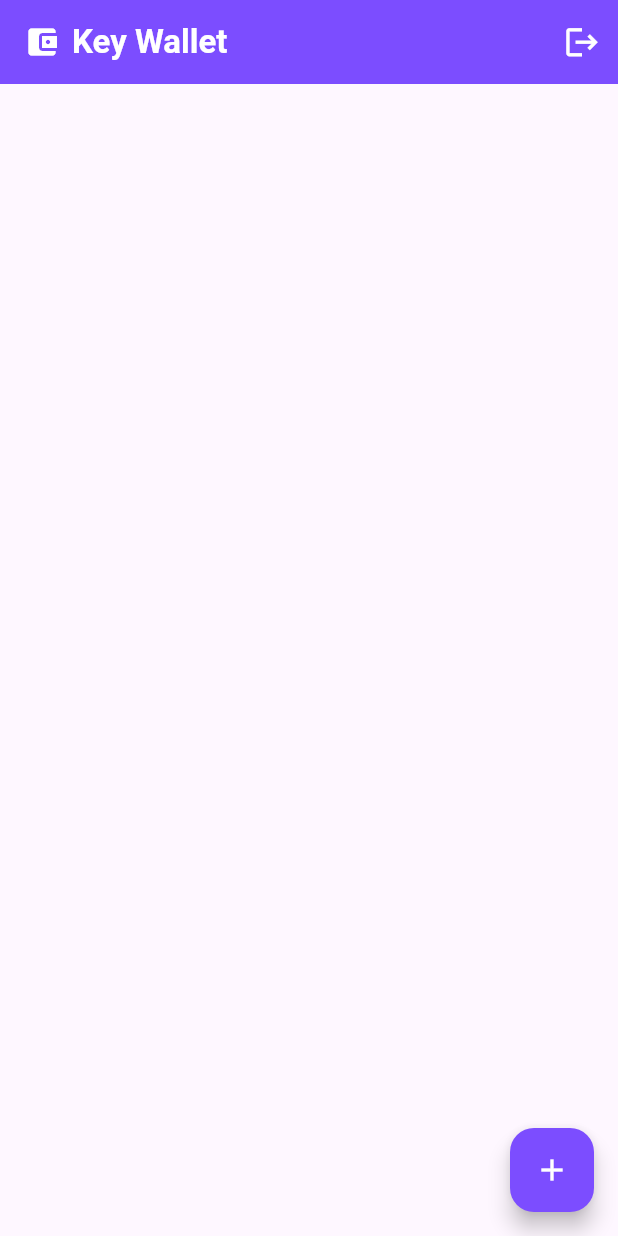
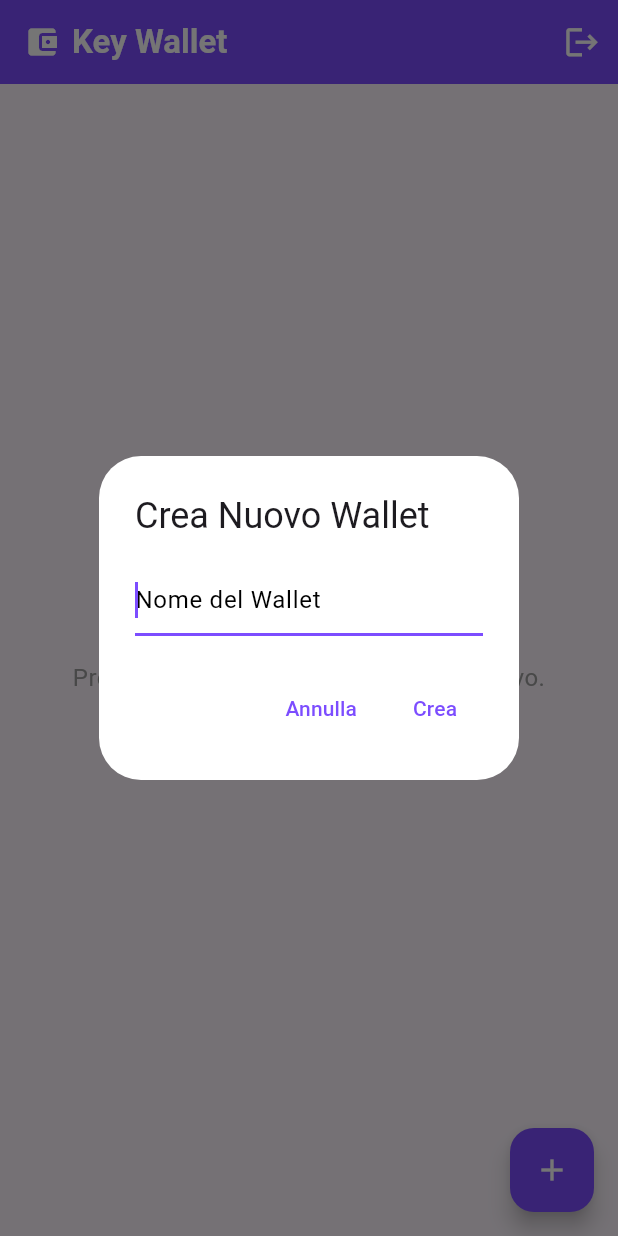
Before and after one commit to SerpenTaki/key_wallet_app, a Flutter app: the screen it shows once a user with an empty profile is signed in, after a tap on the "add" icon, on a phone screen of 412 x 824 dp. Run offline on Flutter 3.47's test engine with Material 3 defaults, Android fonts, the light colour scheme and no system bars; our stand-ins replace cloud_firestore, convert, firebase_auth, firebase_core, flutter_secure_storage; missing offline and left inert: pointycastle; accounts and stored records are empty; generated files the repository leaves out were written again.

Commit message:
refine di eccezioni, o errori, aggiunta la dialog per il nome

```diff
--- a/lib/providers/wallet_provider.dart
+++ b/lib/providers/wallet_provider.dart
@@ -8,24 +8,31 @@ import 'package:flutter_secure_storage/flutter_secure_storage.dart'; // Import p
 class WalletProvider with ChangeNotifier {
   final List<Wallet> _wallets = [];
   final FirebaseFirestore _firestore = FirebaseFirestore.instance;
-  final FlutterSecureStorage _secureStorage = const FlutterSecureStorage(); // Istanza di Secure Storage
+  final FlutterSecureStorage _secureStorage = const FlutterSecureStorage();
+
+  bool _isLoading = false; // Nuovo stato di caricamento
+  bool get isLoading => _isLoading; // Getter per lo stato di caricamento
 
   List<Wallet> get wallets => List.unmodifiable(_wallets);
 
   Future<void> fetchUserWallets(String userId) async {
     if (userId.isEmpty) {
       _wallets.clear();
+      _isLoading = false; // Assicurati che isLoading sia false anche qui
       notifyListeners();
       print("WalletProvider: Utente sloggato o ID utente vuoto, lista wallet pulita.");
       return;
     }
 
     print("WalletProvider: Inizio recupero wallets per l'utente: $userId");
+    _isLoading = true;
+    notifyListeners(); // Notifica che il caricamento è iniziato
+
     try {
       QuerySnapshot<Map<String, dynamic>> walletSnapshot = await _firestore
           .collection('wallets')
           .where('userId', isEqualTo: userId)
-          .orderBy('createdAt', descending: true) // Opzionale: ordina per data di creazione
+          .orderBy('createdAt', descending: true)
           .get();
 
       _wallets.clear();
@@ -41,33 +48,33 @@ class WalletProvider with ChangeNotifier {
         _wallets.add(Wallet.fromFirestore(doc));
       }
 
-      notifyListeners();
-      print("WalletProvider: Lista wallets aggiornata, ${wallets.length} wallets caricati in memoria.");
     } catch (e) {
       print("WalletProvider: Errore durante il recupero dei wallets da Firestore: $e");
-      _wallets.clear();
-      notifyListeners();
+      _wallets.clear(); // Pulisci in caso di errore
+    } finally {
+      _isLoading = false;
+      notifyListeners(); // Notifica che il caricamento è finito e i dati (o l'errore) sono pronti
+      print("WalletProvider: Lista wallets aggiornata, ${wallets.length} wallets caricati in memoria. Caricamento terminato.");
     }
   }
 
   Future<void> generateAndAddWallet(String userId, String walletName) async {
     if (userId.isEmpty) {
       print("WalletProvider: Impossibile generare wallet, userId vuoto.");
-      // Potresti voler lanciare un errore o notificare l'utente in modo appropriato
       return;
     }
     if (walletName.isEmpty) {
       print("WalletProvider: Impossibile generare wallet, nome del wallet vuoto.");
-      // Potresti voler lanciare un errore o notificare l'utente
       return;
     }
+    // Non modifichiamo isLoading qui, perché fetchUserWallets dovrebbe essere richiamato se necessario
+    // oppure la UI si aggiornerà aggiungendo direttamente il wallet.
+    // Se la creazione fosse molto lunga, potremmo aggiungere uno stato di "isCreating".
 
     print("WalletProvider: Inizio generazione nuovo wallet per l'utente $userId con nome: $walletName");
     try {
-      // 1. Chiamare Wallet.generateNew()
       Wallet tempWallet = await Wallet.generateNew(walletName);
 
-      // 2. Salvare la chiave privata in flutter_secure_storage.
       if (tempWallet.transientRawPrivateKey == null || tempWallet.transientRawPrivateKey!.isEmpty) {
         throw Exception("La chiave privata generata è nulla o vuota.");
       }
@@ -76,55 +83,46 @@ class WalletProvider with ChangeNotifier {
         value: tempWallet.transientRawPrivateKey,
       );
       print("WalletProvider: Chiave privata salvata in Secure Storage con identificatore: ${tempWallet.localKeyIdentifier}");
-
-      // È buona pratica cancellare la chiave privata dalla memoria dell'oggetto
-      // una volta salvata in modo sicuro.
       tempWallet.transientRawPrivateKey = null;
 
-      // 3. Salvare i metadati del wallet (SENZA chiave privata) in Firestore.
       Map<String, dynamic> walletDataForFirestore = {
         'userId': userId,
         'name': tempWallet.name,
         'publicKey': tempWallet.publicKey,
         'localKeyIdentifier': tempWallet.localKeyIdentifier,
         'algorithm': 'RSA',
-        'createdAt': FieldValue.serverTimestamp(), // Timestamp del server per la creazione
-        'backedUp': false, // Inizialmente, il backup non è stato fatto
+        'createdAt': FieldValue.serverTimestamp(),
+        'backedUp': false,
       };
 
       DocumentReference docRef = await _firestore.collection('wallets').add(walletDataForFirestore);
       print("WalletProvider: Metadati wallet salvati in Firestore con ID: ${docRef.id}");
 
-      // 4. Creare un'istanza finale di Wallet con l'ID di Firestore e aggiungerla alla lista locale.
-      // Usiamo i dati da tempWallet ma con l'ID corretto di Firestore.
       final Wallet finalWallet = Wallet(
-        id: docRef.id, // ID del documento Firestore
+        id: docRef.id,
         name: tempWallet.name,
         publicKey: tempWallet.publicKey,
         localKeyIdentifier: tempWallet.localKeyIdentifier,
-        // transientRawPrivateKey è già null
       );
 
-      _wallets.insert(0, finalWallet); // Aggiungi all'inizio della lista per vederlo subito
+      _wallets.insert(0, finalWallet);
       notifyListeners();
       print("WalletProvider: Wallet aggiunto con successo. ID: ${finalWallet.id}, Nome: ${finalWallet.name}");
 
     } catch (e) {
       print("WalletProvider: Errore durante la generazione e salvataggio del wallet: $e");
-      // Qui potresti voler informare l'utente dell'errore.
-      // Ad esempio, impostando uno stato di errore nel provider e mostrandolo nella UI.
     }
   }
 
-  // Metodo per eliminare un wallet (IMPLEMENTAZIONE FUTURA)
   Future<void> deleteWallet(BuildContext context, Wallet wallet) async {
     final bool confirmDelete = await showDialog(
       context: context,
       builder: (BuildContext dialogContext) {
+        // ... (codice del dialogo invariato) ...
         if (defaultTargetPlatform == TargetPlatform.iOS) {
           return CupertinoAlertDialog(
             title: const Text('Conferma Eliminazione'),
-            content: Text('Sei sicuro di voler eliminare il wallet \"${wallet.name}\"?'),
+            content: Text('Sei sicuro di voler eliminare il wallet "${wallet.name}"?'),
             actions: <Widget>[
               CupertinoDialogAction(
                 child: const Text('Annulla'),
@@ -140,7 +138,7 @@ class WalletProvider with ChangeNotifier {
         } else {
           return AlertDialog(
             title: const Text('Conferma Eliminazione'),
-            content: Text('Sei sicuro di voler eliminare il wallet \"${wallet.name}\"?'),
+            content: Text('Sei sicuro di voler eliminare il wallet "${wallet.name}"?'),
             actions: <Widget>[
               TextButton(
                 child: const Text('Annulla'),
@@ -158,16 +156,14 @@ class WalletProvider with ChangeNotifier {
 
     if (confirmDelete) {
       print("WalletProvider: Inizio eliminazione wallet ID: ${wallet.id}");
+      // Potremmo aggiungere uno stato _isDeleting se l'operazione fosse lunga
       try {
-        // 1. Eliminare la chiave privata da flutter_secure_storage
         await _secureStorage.delete(key: wallet.localKeyIdentifier);
         print("WalletProvider: Chiave privata eliminata da Secure Storage per localKeyIdentifier: ${wallet.localKeyIdentifier}");
 
-        // 2. Eliminare il documento del wallet da Firestore
         await _firestore.collection('wallets').doc(wallet.id).delete();
         print("WalletProvider: Documento wallet eliminato da Firestore: ${wallet.id}");
 
-        // Rimuovi dalla lista locale e notifica
         _wallets.removeWhere((w) => w.id == wallet.id);
         notifyListeners();
 
@@ -182,7 +178,7 @@ class WalletProvider with ChangeNotifier {
         print("WalletProvider: Errore durante l'eliminazione del wallet: $e");
         ScaffoldMessenger.of(context).showSnackBar(
           SnackBar(
-            content: Text('Errore durante la eliminazione del wallet: ${e.toString()}'),
+            content: Text('Errore durante l\'eliminazione del wallet: ${e.toString()}'),
             backgroundColor: Colors.red,
           ),
         );
--- a/lib/screens/_landingPage.dart
+++ b/lib/screens/_landingPage.dart
@@ -1,4 +1,5 @@
 import 'dart:async'; // Import per StreamSubscription
+import 'package:key_wallet_app/services/validators.dart';
 import 'package:flutter/foundation.dart';
 import 'package:flutter/material.dart';
 import 'package:flutter/cupertino.dart';
@@ -21,11 +22,8 @@ class _LandingPageState extends State<LandingPage> {
   @override
   void initState() {
     super.initState();
-    // Sottoscrivi ai cambiamenti dello stato di autenticazione
     _authSubscription = _authService.authStateChanges.listen((User? user) {
-      // È importante usare mounted per verificare che il widget sia ancora nell'albero
       if (!mounted) return;
-
       final walletProvider = Provider.of<WalletProvider>(context, listen: false);
       if (user != null) {
         print("LandingPage: Utente autenticato con UID: ${user.uid}. Recupero wallets...");
@@ -39,12 +37,103 @@ class _LandingPageState extends State<LandingPage> {
 
   @override
   void dispose() {
-    _authSubscription?.cancel(); // Annulla la sottoscrizione per evitare memory leak
+    _authSubscription?.cancel();
     super.dispose();
   }
 
   Future<void> signOut() async {
     await _authService.signOut();
+  }
+
+  Future<String?> _askWalletNameDialog(BuildContext context) async { //Dialog per la creazione del wallet
+    TextEditingController controller = TextEditingController();
+    return showDialog<String>(
+      context: context,
+      builder: (BuildContext dialogContext) {
+        return AlertDialog(
+          title: const Text('Crea Nuovo Wallet'),
+          content: TextField(
+            controller: controller,
+            autofocus: true,
+            decoration: const InputDecoration(hintText: 'Nome del Wallet'),
+          ),
+          actions: <Widget>[
+            TextButton(
+              child: const Text('Annulla'),
+              onPressed: () {
+                Navigator.of(dialogContext).pop();
+              },
+            ),
+            TextButton(
+              child: const Text('Crea'),
+              onPressed: () {
+                if (controller.text.trim().isEmpty) {
+                  ScaffoldMessenger.of(dialogContext).showSnackBar(
+                    const SnackBar(content: Text("Il nome del wallet non può essere vuoto."), backgroundColor: Colors.red,),
+                  );
+                } else {
+                  ScaffoldMessenger.of(dialogContext).showSnackBar(
+                    const SnackBar(content: Text("Wallet creato con successo!"), backgroundColor: Colors.green),
+                  );
+                  Navigator.of(dialogContext).pop(controller.text.trim());
+                }
+              },
+            ),
+          ],
+        );
+      },
+    );
+  }
+
+  Widget _buildBody(BuildContext context, WalletProvider walletProvider) {
+    if (walletProvider.isLoading) {
+      return const SliverFillRemaining(
+        child: Center(
+          child: CircularProgressIndicator(),
+        ),
+      );
+    }
+
+    if (walletProvider.wallets.isEmpty) {
+      return const SliverFillRemaining(
+        child: Center(
+          child: Padding(
+            padding: EdgeInsets.all(16.0),
+            child: Text(
+              "Nessun wallet trovato.\nPremi il pulsante '+' per crearne uno nuovo.",
+              style: TextStyle(fontSize: 16, color: Colors.grey),
+              textAlign: TextAlign.center,
+            ),
+          ),
+        ),
+      );
+    }
+
+    // Se non sta caricando e ci sono wallet, mostra la lista
+    return SliverList(
+      delegate: SliverChildBuilderDelegate(
+        (BuildContext context, int index) {
+          final wallet = walletProvider.wallets[index];
+          return Card(
+            margin: EdgeInsets.symmetric(horizontal: 16, vertical: 8),
+            child: ListTile(
+              leading: Icon(Icons.credit_card),
+              title: Text(wallet.name),
+              trailing: Icon(TargetPlatform.android == defaultTargetPlatform ? Icons.arrow_forward : Icons.arrow_forward_ios),
+              onTap: () {
+                print('Tapped on ${wallet.name}');
+                // TO DO:
+              },
+              onLongPress: (){
+                  print('Richiesta eliminazione per ${wallet.name}');
+                  walletProvider.deleteWallet(context, wallet);
+              },
+            ),
+          );
+        },
+        childCount: walletProvider.wallets.length,
+      ),
+    );
   }
 
   @override
@@ -72,42 +161,27 @@ class _LandingPageState extends State<LandingPage> {
             backgroundColor: Theme.of(context).colorScheme.primary,
             foregroundColor: Theme.of(context).colorScheme.inversePrimary,
           ),
-          SliverList(
-            delegate: SliverChildBuilderDelegate(
-              (BuildContext context, int index) {
-                if (walletProvider.wallets.isEmpty) {
-                  return const SizedBox.shrink(); // Non mostrare nulla se la lista è vuota
-                }
-                final wallet = walletProvider.wallets[index];
-                return Card(
-                  margin: EdgeInsets.symmetric(horizontal: 16, vertical: 8),
-                  child: ListTile(
-                    leading: Icon(Icons.credit_card),
-                    title: Text(wallet.name),
-                    trailing: Icon(TargetPlatform.android == defaultTargetPlatform ? Icons.arrow_forward : Icons.arrow_forward_ios),
-                    onTap: () {
-                      print('Tapped on ${wallet.name}');
-                      // Qui potresti navigare a una pagina di dettaglio del wallet
-                    },
-                    onLongPress: (){
-                       print('Richiesta eliminazione per ${wallet.name}');
-                       // Assicurati che deleteWallet sia aggiornato per Firestore e Secure Storage
-                       walletProvider.deleteWallet(context, wallet);
-                    },
-                  ),
-                );
-              },
-              childCount: walletProvider.wallets.isEmpty ? 0 : walletProvider.wallets.length,
-            ),
-          ),
+          _buildBody(context, walletProvider),
         ],
       ),
       floatingActionButton: FloatingActionButton(
-        onPressed: () {
-          walletProvider.generateAndAddWallet(Auth().currentUser!.uid, "Nuovo Wallet");
+        onPressed: () async {
+          final user = _authService.currentUser;
+          if (user == null) {
+            ScaffoldMessenger.of(context).showSnackBar(
+              const SnackBar(content: Text("Devi essere loggato per creare un wallet.")),
+            );
+            return;
+          }
+
+          String? newWalletName = await _askWalletNameDialog(context);
+          if (newWalletName != null && newWalletName.isNotEmpty) {
+            context.read<WalletProvider>().generateAndAddWallet(user.uid, newWalletName);
+          }
         },
         child: Icon(Icons.add),
         backgroundColor: Theme.of(context).colorScheme.primary,
+        foregroundColor: Theme.of(context).colorScheme.onPrimary,
       ),
     );
   }
```
Also changed, not shown: lib/screens/AuthPage.dart (+13 -2 lines).
